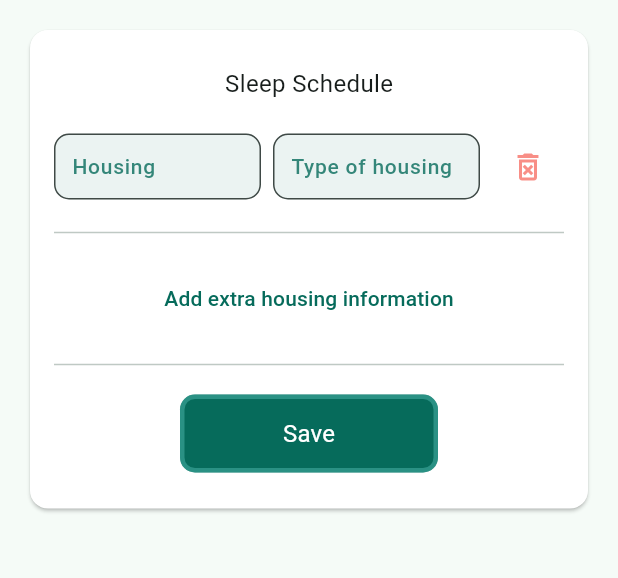
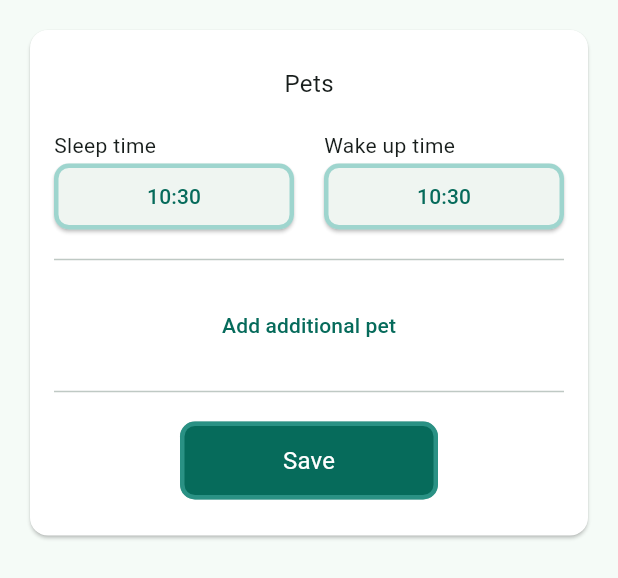
Before and after one commit to Ehab-24/next_life, a Flutter app: the MyLifeSleepSchedule widget shown alone on an empty page, opened directly, on a phone screen of 412 x 824 dp. Shown: the top 578 px of the screen. Run offline on Flutter 3.47's test engine with Material 2 defaults, Android fonts, the phone set to English and light mode, and no system bars; our stand-ins replace expandable; network calls fail.

Commit message:
feat - add myLife - Sleep Schedule

```diff
--- a/lib/screens/my-life/components/living-situation/sub-pages/sleep_schedule.dart
+++ b/lib/screens/my-life/components/living-situation/sub-pages/sleep_schedule.dart
@@ -3,9 +3,20 @@ import 'package:next_life/constants/spacing.dart';
 import 'package:next_life/styles/text.dart';
 import 'package:next_life/widgets/buttons/elevated_buttons.dart';
 import 'package:next_life/widgets/buttons/inputs/text_fields.dart';
+import 'package:next_life/widgets/time_picker.dart';
 
-class MyLifeSleepSchedule extends StatelessWidget {
+import '../../../../../styles/inputs.dart';
+
+class MyLifeSleepSchedule extends StatefulWidget {
   const MyLifeSleepSchedule({super.key});
+
+  @override
+  State<MyLifeSleepSchedule> createState() => _MyLifeSleepScheduleState();
+}
+
+class _MyLifeSleepScheduleState extends State<MyLifeSleepSchedule> {
+  TimeOfDay sleepTime = TimeOfDay.now();
+  TimeOfDay wakeupTime = TimeOfDay.now();
 
   @override
   Widget build(BuildContext context) {
@@ -18,29 +29,54 @@ class MyLifeSleepSchedule extends StatelessWidget {
               padding: const EdgeInsets.symmetric(horizontal: 16, vertical: 24),
               child: Column(
                 children: [
-                  Text("Sleep Schedule", style: TextStyles.md),
+                  Text("Pets", style: TextStyles.md),
                   Space.h20,
                   Row(
+                    crossAxisAlignment: CrossAxisAlignment.end,
                     children: [
-                      Expanded(child: MTextFormField(labelText: "Housing")),
-                      Space.w8,
                       Expanded(
-                          child: MTextFormField(labelText: "Type of housing")),
-                      Space.w8,
-                      // Delete button
-                      IconButton(
-                        onPressed: () {},
-                        icon: Icon(
-                          Icons.delete_forever_outlined,
-                          color: Colors.red.withOpacity(0.6),
+                        child: Column(
+                          crossAxisAlignment: CrossAxisAlignment.stretch,
+                          children: [
+                            Text("Sleep time"),
+                            Space.h2,
+                            SizedBox(
+                              height: 44,
+                              child: MTimePicker(
+                                time: sleepTime,
+                                onChange: (time) => setState(() {
+                                  sleepTime = time ?? TimeOfDay.now();
+                                }),
+                              ),
+                            ),
+                          ],
                         ),
-                      )
+                      ),
+                      Space.w20,
+                      Expanded(
+                        child: Column(
+                          crossAxisAlignment: CrossAxisAlignment.stretch,
+                          children: [
+                            Text("Wake up time"),
+                            Space.h2,
+                            SizedBox(
+                              height: 44,
+                              child: MTimePicker(
+                                time: wakeupTime,
+                                onChange: (TimeOfDay? time) => setState(() {
+                                  wakeupTime = time ?? TimeOfDay.now();
+                                }),
+                              ),
+                            ),
+                          ],
+                        ),
+                      ),
                     ],
                   ),
                   Divider(height: 40),
                   TextButton(
                     onPressed: () {},
-                    child: Text("Add extra housing information"),
+                    child: Text("Add additional pet"),
                   ),
                   Divider(height: 40),
                   SizedBox(
--- /dev/null
+++ b/lib/widgets/time_picker.dart
@@ -0,0 +1,46 @@
+import 'package:flutter/material.dart';
+import 'package:next_life/styles/buttons.dart';
+
+class MTimePicker extends StatelessWidget {
+  const MTimePicker({super.key, required this.time, required this.onChange});
+
+  final TimeOfDay? time;
+  final void Function(TimeOfDay?) onChange;
+
+  String _getTimetring(TimeOfDay t) {
+    return "${t.hour}:${t.minute}";
+  }
+
+  @override
+  Widget build(BuildContext context) {
+    return ElevatedButton(
+      style: ButtonStyles.elevatedButton(null),
+      child: Text(_getTimetring(time ?? TimeOfDay.now())),
+      onPressed: () async {
+        final TimeOfDay? _time = await showTimePicker(
+          context: context,
+          initialTime: time ?? TimeOfDay.now(),
+          initialEntryMode: TimePickerEntryMode.input,
+          orientation: Orientation.portrait,
+          builder: (BuildContext context, Widget? child) {
+            return Theme(
+              data: Theme.of(context).copyWith(
+                materialTapTargetSize: MaterialTapTargetSize.padded,
+              ),
+              child: Directionality(
+                textDirection: TextDirection.ltr,
+                child: MediaQuery(
+                  data: MediaQuery.of(context).copyWith(
+                    alwaysUse24HourFormat: true,
+                  ),
+                  child: child!,
+                ),
+              ),
+            );
+          },
+        );
+        onChange(_time);
+      },
+    );
+  }
+}
```
